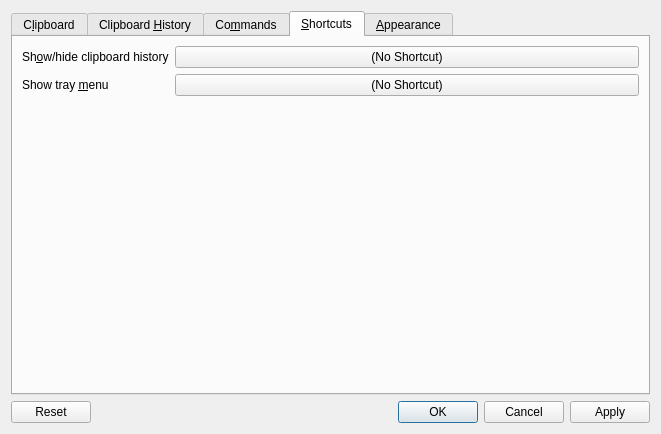
This is src/configurationmanager.ui in hluk/CopyQ as Qt 5 draws it before an edit. The edited form follows.
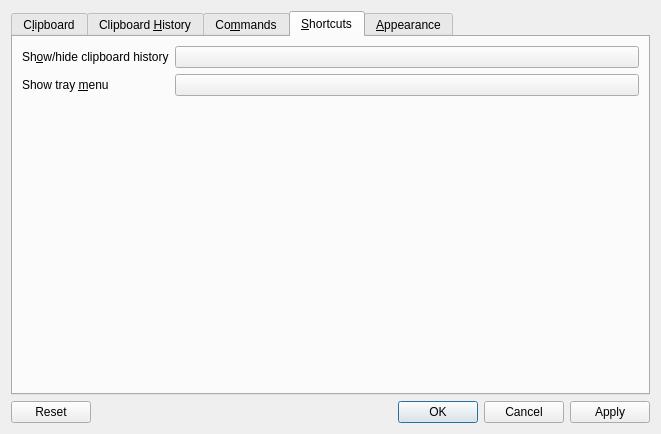
This is the edited form. The open tabs and pages were chosen to show the change. Icons and pictures are not drawn. Custom widgets are drawn as their Qt base class.

The edit to the form file:
```diff
--- a/src/configurationmanager.ui
+++ b/src/configurationmanager.ui
@@ -486,7 +486,7 @@
                 <string>Shortcut to show or hide clipboard history.</string>
                </property>
                <property name="text">
-                <string>(No Shortcut)</string>
+                <string></string>
                </property>
               </widget>
              </item>
@@ -506,7 +506,7 @@
                 <string>Shortcut to show tray menu.</string>
                </property>
                <property name="text">
-                <string>(No Shortcut)</string>
+                <string></string>
                </property>
               </widget>
              </item>
```
